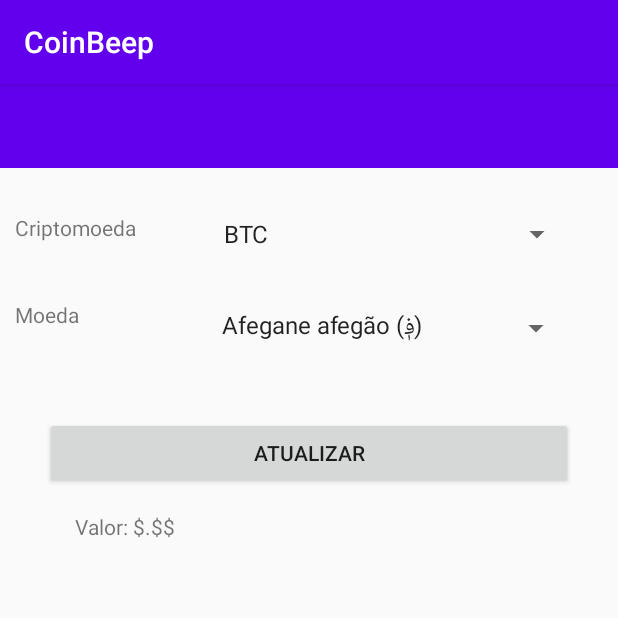
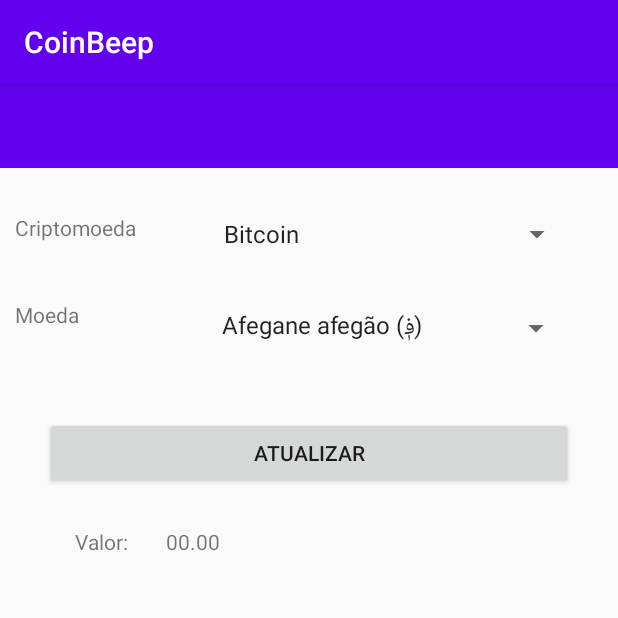
Before and after one commit to 6ust/criptoApp, an Android app: the screen it shows after launch (MainActivity), after a tap on "ATUALIZAR", on a phone screen of 412 x 824 dp, the top half of it. Run offline under Robolectric (Android 15) with nearby library versions, the phone set to English and light mode, and no system bars.

Commit message:
Ajuste de Layout: Campos tvRate e rateValue. Extensão de dados[string.xml]: <string-array name="moedas_name"> e <string-array name="moedas_iso_code_array">

```diff
--- a/app/src/main/java/com/example/coinbeep/MainActivity.java
+++ b/app/src/main/java/com/example/coinbeep/MainActivity.java
@@ -33,7 +33,7 @@ public class MainActivity extends AppCompatActivity {
 
     private void carregarValores(String base_param, String quote_param) throws IOException, JSONException {
         Moeda moeda =  AtualizacaoValores.atualizarValor(base_param,quote_param,"");
-        TextView moedaValor = (TextView) findViewById(R.id.moedaValor);
+        TextView moedaValor = (TextView) findViewById(R.id.rate_value);
 
 
         Float moedaFloat = Float.parseFloat(moeda.getRate());
@@ -42,7 +42,7 @@ public class MainActivity extends AppCompatActivity {
     }
 
     //ALTERAÇÃO DE MOEDA NOME PARA MOEDA ISO CODE
-    private String getCountryByCode(String name) {
+    private String getMoedaByCode(String name) {
         int i = -1;
         for (String cc: getResources().getStringArray(R.array.moedas_name)) {
             i++;
@@ -50,6 +50,17 @@ public class MainActivity extends AppCompatActivity {
                 break;
         }
         return getResources().getStringArray(R.array.moedas_iso_code_array)[i];
+    }
+
+    //ALTERAÇÃO DE CRIPTOMOEDA NOME PARA MOEDA ISO CODE
+    private String getCriptomoedaByCode(String name) {
+        int i = -1;
+        for (String cc: getResources().getStringArray(R.array.criptomoedas_name_array)) {
+            i++;
+            if (cc.equals(name))
+                break;
+        }
+        return getResources().getStringArray(R.array.criptomoedas_iso_code_array)[i];
     }
 
     public void btAtualizarOnClickView(View v) {
@@ -61,7 +72,8 @@ public class MainActivity extends AppCompatActivity {
         String base = (String) criptomoeda.getSelectedItem();
         String quote = (String) moeda.getSelectedItem();
 
-        quote = getCountryByCode(quote);
+        base = getCriptomoedaByCode(base);
+        quote = getMoedaByCode(quote);
 
         Toast.makeText(this, quote, Toast.LENGTH_LONG).show();
         try {
@@ -88,7 +100,8 @@ public class MainActivity extends AppCompatActivity {
                     String base = (String) criptomoeda.getSelectedItem();
                     String quote = (String) moeda.getSelectedItem();
 
-                    quote = getCountryByCode(quote);
+                    base = getCriptomoedaByCode(base);
+                    quote = getMoedaByCode(quote);
 
                     try {
                         carregarValores(base, quote);
--- a/app/src/main/res/layout/activity_main.xml
+++ b/app/src/main/res/layout/activity_main.xml
@@ -22,7 +22,7 @@
         android:layout_height="28dp"
         android:layout_marginStart="10dp"
         android:layout_marginTop="30dp"
-        android:text="@string/criptomoedalbl"
+        android:text="@string/criptomoeda_lbl"
         app:layout_constraintStart_toStartOf="parent"
         app:layout_constraintTop_toBottomOf="@+id/toolbar" />
 
@@ -33,7 +33,7 @@
         android:layout_marginStart="30dp"
         android:layout_marginTop="30dp"
         android:layout_marginEnd="30dp"
-        android:entries="@array/criptomoedas_array"
+        android:entries="@array/criptomoedas_name_array"
         app:layout_constraintEnd_toEndOf="parent"
         app:layout_constraintStart_toEndOf="@+id/tvCriptomoeda"
         app:layout_constraintTop_toBottomOf="@+id/toolbar" />
@@ -44,7 +44,7 @@
         android:layout_height="30dp"
         android:layout_marginStart="10dp"
         android:layout_marginTop="30dp"
-        android:text="@string/moedalbl"
+        android:text="@string/moeda_lbl"
         app:layout_constraintStart_toStartOf="parent"
         app:layout_constraintTop_toBottomOf="@+id/tvCriptomoeda" />
 
@@ -72,15 +72,25 @@
         app:layout_constraintTop_toBottomOf="@+id/spMoeda" />
 
     <TextView
-        android:id="@+id/moedaValor"
+        android:id="@+id/tvRate"
         android:layout_width="0dp"
         android:layout_height="wrap_content"
         android:layout_marginStart="50dp"
-        android:layout_marginTop="15dp"
-        android:layout_marginEnd="50dp"
-        android:text="@string/moeda"
-        app:layout_constraintEnd_toEndOf="parent"
+        android:layout_marginTop="25dp"
+        android:text="@string/rate_lbl"
         app:layout_constraintStart_toStartOf="parent"
         app:layout_constraintTop_toBottomOf="@+id/btAtualizar" />
 
+    <TextView
+        android:id="@+id/rate_value"
+        android:layout_width="0dp"
+        android:layout_height="wrap_content"
+        android:layout_marginStart="25dp"
+        android:layout_marginTop="25dp"
+        android:layout_marginEnd="25dp"
+        android:text="@string/rate_value"
+        app:layout_constraintEnd_toEndOf="parent"
+        app:layout_constraintStart_toEndOf="@+id/tvRate"
+        app:layout_constraintTop_toBottomOf="@+id/btAtualizar" />
+
 </androidx.constraintlayout.widget.ConstraintLayout>
--- a/app/src/main/res/values/strings.xml
+++ b/app/src/main/res/values/strings.xml
@@ -3,9 +3,10 @@
     <string name="atualizar">Atualizar</string>
     <string name="valor">Valor</string>
     <string name="ip">IP</string>
-    <string name="criptomoedalbl">Criptomoeda</string>
-    <string name="moedalbl">Moeda</string>
-    <string name="moeda">Valor: $.$$</string>
+    <string name="criptomoeda_lbl">Criptomoeda</string>
+    <string name="moeda_lbl">Moeda</string>
+    <string name="rate_lbl">Valor: </string>
+    <string name="rate_value"> 00.00 </string>
 
     <!-- REMOVER MOEDA NAME E ISO CODE QUE NÃO TRAZEREM RESULTADOS   -->
     <!-- EXEMPLO:  <item>Afegane afegão (؋)</item> E <item>AFN</item> -->
@@ -322,16 +323,84 @@
         <item>USD</item>
     </string-array>
 
-    <!--  POPULAR A LISTA DE criptomoedas_name_array  -->
     <string-array name="criptomoedas_name_array">
-
+        <item>Bitcoin</item>
+        <item>Litecoin</item>
+        <item>Namecoin</item>
+        <item>Peercoin</item>
+        <item>Dogecoin</item>
+        <item>Gridcoin</item>
+        <item>Primecoin</item>
+        <item>Ripple</item>
+        <item>Nxt</item>
+        <item>Emercoin</item>
+        <item>Mastercoin</item>
+        <item>Auroracoin</item>
+        <item>Dash</item>
+        <item>NEO</item>
+        <item>MazaCoin</item>
+        <item>Monero</item>
+        <item>NEM</item>
+        <item>PotCoin</item>
+        <item>Nano</item>
+        <item>CloakCoin</item>
+        <item>Aeon</item>
+        <item>BlackCoin</item>
+        <item>DigitalNote</item>
+        <item>Titcoin</item>
+        <item>Verge</item>
+        <item>Stellar</item>
+        <item>Vertcoin</item>
+        <item>Ethereum</item>
+        <item>Ethereum Classic</item>
+        <item>E-Coins</item>
+        <item>Tether</item>
+        <item>Zcash</item>
+        <item>Bitcoin Cash</item>
+        <item>EOS.IO</item>
+        <item>Niobio Cash</item>
+        <item>Niobium Coin</item>
+        <item>Lunes</item>
     </string-array>
 
-    <!--  EXTENDER LISTA DE CRIPTOMOEDAS  -->
-    <!-- RENOMEAR STRING ARRAY DE criptomoedas_array PARA criptomoedas_iso_code_array  -->
-    <string-array name="criptomoedas_array">
+    <string-array name="criptomoedas_iso_code_array">
         <item>BTC</item>
+        <item>LTC</item>
+        <item>NMC</item>
+        <item>PPC</item>
+        <item>DOGE</item>
+        <item>GRC</item>
+        <item>XPM</item>
+        <item>XRP</item>
+        <item>NXT</item>
+        <item>EMC</item>
+        <item>MSC</item>
+        <item>AUR</item>
+        <item>DASH</item>
+        <item>NEO</item>
+        <item>MZC</item>
+        <item>XMR</item>
+        <item>XEM</item>
+        <item>POT</item>
+        <item>NANO</item>
+        <item>CLOAK</item>
+        <item>AEON</item>
+        <item>BC</item>
+        <item>XDN</item>
+        <item>TIT</item>
+        <item>XVG</item>
+        <item>XLM</item>
+        <item>VTC</item>
         <item>ETH</item>
+        <item>ETC</item>
+        <item>ECS</item>
+        <item>USDT</item>
+        <item>ZEC</item>
+        <item>BCH</item>
+        <item>EOS</item>
+        <item>NBR</item>
+        <item>NBC</item>
+        <item>LUNES</item>
     </string-array>
 
 </resources>
```
